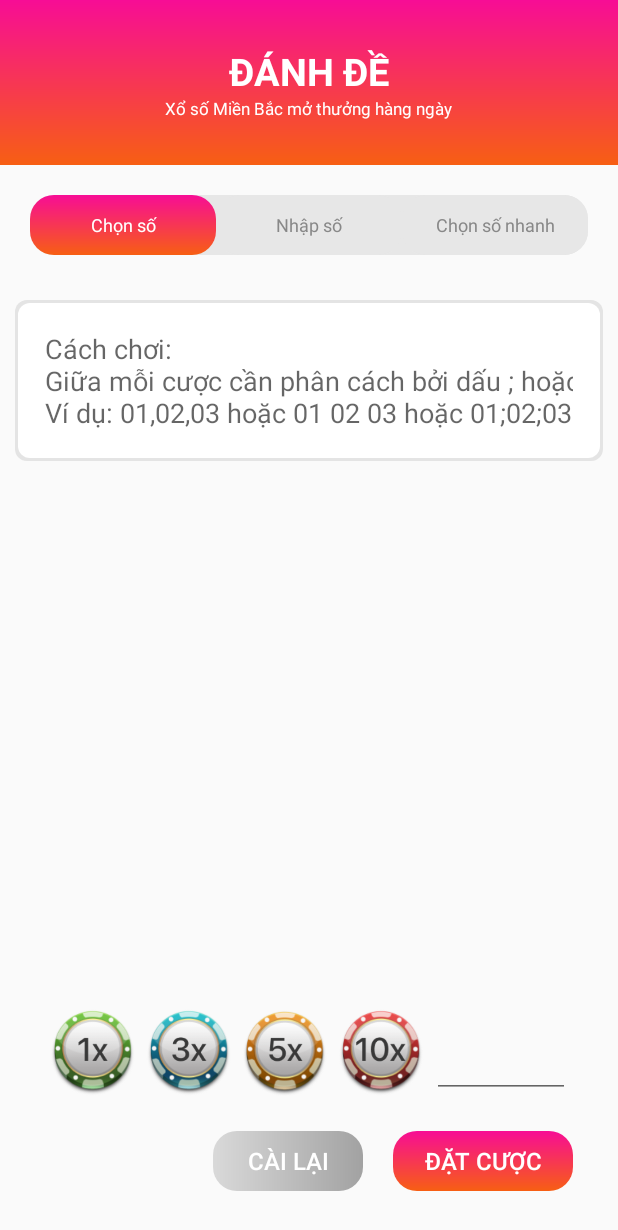
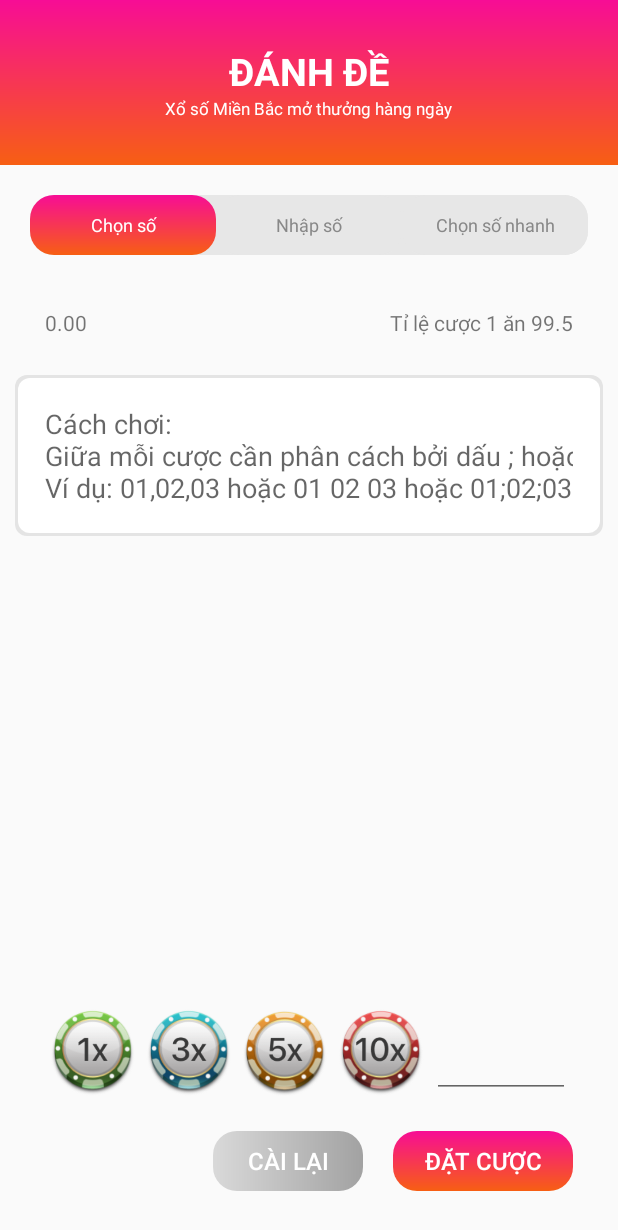
Before and after one commit to 0xvNFT/com.ghiso.lode, an Android app: the fragment Option2Fragment placed in its activity, on a phone screen of 412 x 824 dp. Shown: the top 1230 px of the screen. Run offline under Robolectric (Android 15) with nearby library versions, the phone set to English and light mode, and no system bars; 1 statement that could not run was skipped.

Commit message:
initial commit. Not done

```diff
--- a/app/src/main/java/com/ghiso/lode/fragment/MoneyInputDialogFragment.java
+++ b/app/src/main/java/com/ghiso/lode/fragment/MoneyInputDialogFragment.java
@@ -27,19 +27,19 @@ public class MoneyInputDialogFragment extends DialogFragment {
     private Button confirmButton;
     private MoneyInputListener moneyInputListener;
     private SharedPreferences sharedPreferences;
+    private boolean shouldShowDialog = false;
 
     public MoneyInputDialogFragment() {
     }
-
     public static MoneyInputDialogFragment newInstance() {
         return new MoneyInputDialogFragment();
     }
-
     @Override
     public void onCreate(@Nullable Bundle savedInstanceState) {
         super.onCreate(savedInstanceState);
         setStyle(DialogFragment.STYLE_NORMAL, R.style.DialogStyle);
         sharedPreferences = requireActivity().getSharedPreferences("MoneyInput", 0);
+        shouldShowDialog = !sharedPreferences.contains("TotalMoney");
     }
 
     @Override
@@ -68,7 +68,6 @@ public class MoneyInputDialogFragment extends DialogFragment {
             @Override
             public void beforeTextChanged(CharSequence s, int start, int count, int after) {
             }
-
             @Override
             public void onTextChanged(CharSequence s, int start, int before, int count) {
             }
@@ -81,6 +80,9 @@ public class MoneyInputDialogFragment extends DialogFragment {
         double savedMoney = sharedPreferences.getFloat("MoneyValue", 0);
         moneyEditText.setText(String.valueOf(savedMoney));
         validateInput();
+        if (!shouldShowDialog) {
+            dismiss();
+        }
     }
 
     @Override
--- a/app/src/main/java/com/ghiso/lode/fragment/Option1Fragment.java
+++ b/app/src/main/java/com/ghiso/lode/fragment/Option1Fragment.java
@@ -1,5 +1,6 @@
 package com.ghiso.lode.fragment;
 
+import android.content.SharedPreferences;
 import android.graphics.drawable.GradientDrawable;
 import android.os.Bundle;
 import android.view.LayoutInflater;
@@ -27,7 +28,7 @@ public class Option1Fragment extends Fragment implements View.OnClickListener, M
 
     private TextView totalMoneyTextView;
     private double totalMoney = 0.0;
-
+    private SharedPreferences sharedPreferences;
     public Option1Fragment() {
     }
 
@@ -122,13 +123,21 @@ public class Option1Fragment extends Fragment implements View.OnClickListener, M
         for (FrameLayout frameLayout : number00FrameLayouts) {
             frameLayout.setOnClickListener(this);
         }
+        sharedPreferences = requireActivity().getSharedPreferences("MoneyInput", 0);
+        totalMoneyTextView = rootView.findViewById(R.id.totalMoneyTextView);
+        totalMoney = sharedPreferences.getFloat("TotalMoney", 0);
+        totalMoneyTextView.setText(String.format(Locale.getDefault(), "%.2f", totalMoney));
 
-        totalMoneyTextView = rootView.findViewById(R.id.totalMoneyTextView);
-        if (savedInstanceState == null) {
+        if (savedInstanceState == null && shouldShowMoneyInputDialog()) {
             showMoneyInputDialog();
         }
 
+
         return rootView;
+    }
+
+    private boolean shouldShowMoneyInputDialog() {
+        return !sharedPreferences.contains("TotalMoney");
     }
 
     private void showMoneyInputDialog() {
--- a/app/src/main/java/com/ghiso/lode/fragment/Option2Fragment.java
+++ b/app/src/main/java/com/ghiso/lode/fragment/Option2Fragment.java
@@ -4,12 +4,17 @@ import android.os.Bundle;
 import android.view.LayoutInflater;
 import android.view.View;
 import android.view.ViewGroup;
+import android.widget.TextView;
 
 import androidx.fragment.app.Fragment;
 
 import com.ghiso.lode.R;
 
+import java.util.Locale;
+
 public class Option2Fragment extends Fragment {
+    private TextView totalMoneyTextView;
+    private double totalMoney = 0.0;
 
     public Option2Fragment() {
     }
@@ -17,6 +22,17 @@ public class Option2Fragment extends Fragment {
     @Override
     public View onCreateView(LayoutInflater inflater, ViewGroup container,
                              Bundle savedInstanceState) {
-        return inflater.inflate(R.layout.fragment_option2, container, false);
+        View rootView = inflater.inflate(R.layout.fragment_option2, container, false);
+
+        totalMoneyTextView = rootView.findViewById(R.id.totalMoneyTextView);
+
+        Bundle bundle = getArguments();
+        if (bundle != null) {
+            totalMoney = bundle.getDouble("totalMoney");
+        }
+
+        totalMoneyTextView.setText(String.format(Locale.getDefault(), "%.2f", totalMoney));
+
+        return rootView;
     }
 }
--- a/app/src/main/res/layout/fragment_option2.xml
+++ b/app/src/main/res/layout/fragment_option2.xml
@@ -6,13 +6,37 @@
     android:background="#FAFAFA"
     android:orientation="vertical">
 
+    <FrameLayout
+        android:layout_width="match_parent"
+        android:layout_height="wrap_content">
+
+        <TextView
+            android:layout_width="match_parent"
+            android:layout_height="wrap_content"
+            android:layout_marginStart="20dp"
+            android:layout_marginTop="5dp"
+            android:layout_marginEnd="20dp"
+            android:text="@string/t_l_c_c_1_n_99_5"
+            android:textAlignment="textEnd" />
+
+        <TextView
+            android:id="@+id/totalMoneyTextView"
+            android:layout_width="match_parent"
+            android:layout_height="wrap_content"
+            android:layout_marginStart="20dp"
+            android:layout_marginTop="5dp"
+            android:layout_marginEnd="20dp" />
+    </FrameLayout>
+
     <EditText
         android:id="@+id/editText"
         android:layout_width="match_parent"
         android:layout_height="wrap_content"
         android:background="@drawable/textview_background"
+        android:layout_marginTop="50dp"
         android:hint="@string/how_to_play"
         android:inputType="number"
+        android:autofillHints=""
         android:padding="20dp" />
 
     <include
```
Also changed, not shown: app/src/main/java/com/ghiso/lode/fragment/Option3Fragment.java (+13 -1 lines), app/src/main/res/layout/fragment_option1.xml (+9 -0 lines), app/src/main/res/layout/fragment_option3.xml (+14 -2 lines).
